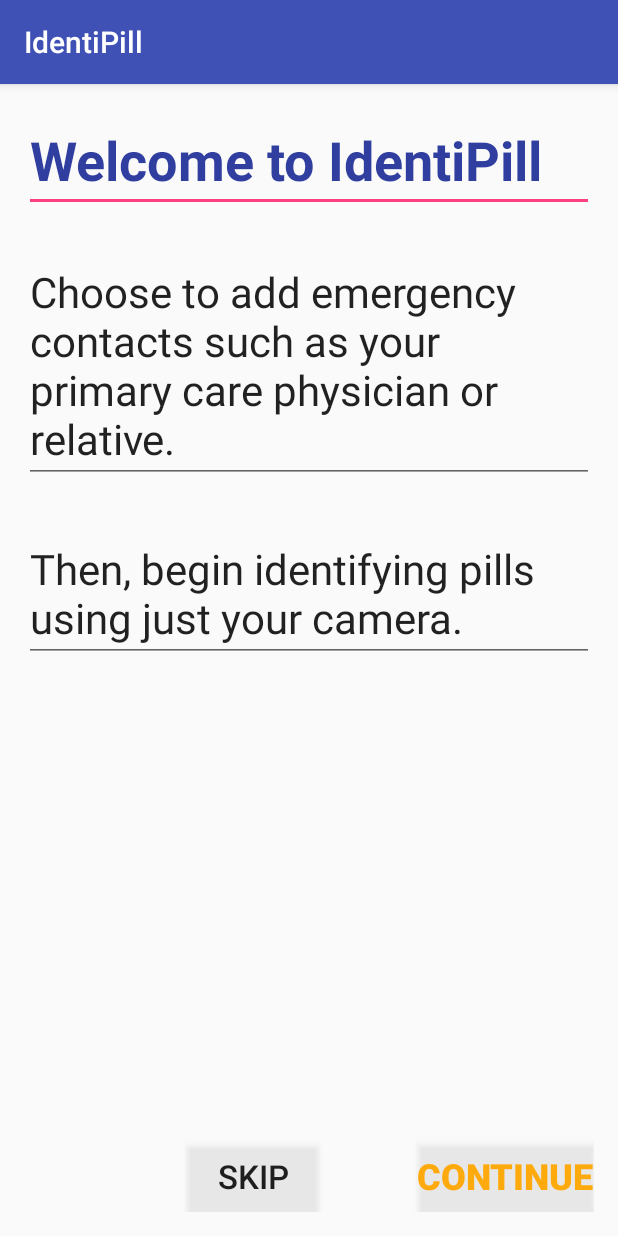
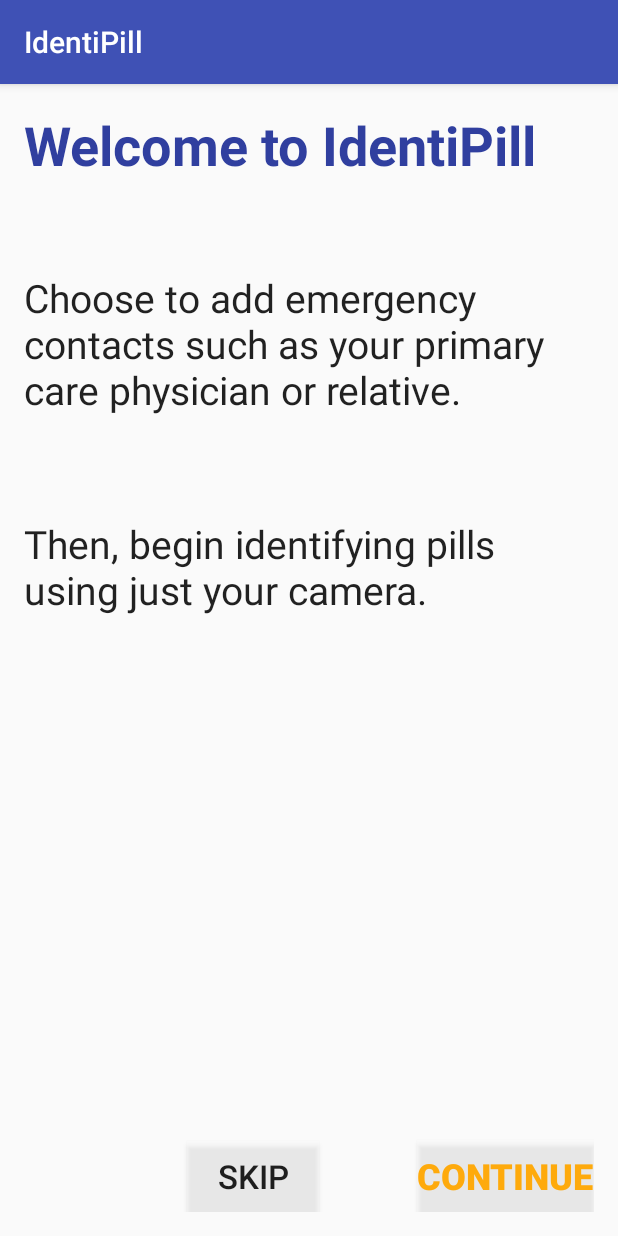
Before and after one commit to BuckeyeHackers/identipill-android, an Android app: the screen it shows after launch (IntroActivity), on a phone screen of 412 x 824 dp. Run offline under Robolectric (Android 15) with nearby library versions, the phone set to English and light mode, and no system bars.

Commit message:
Made text not editable - oops

```diff
--- a/app/src/main/res/layout/activity_intro.xml
+++ b/app/src/main/res/layout/activity_intro.xml
@@ -9,46 +9,6 @@
     android:paddingRight="@dimen/activity_horizontal_margin"
     android:paddingTop="@dimen/activity_vertical_margin"
     tools:context="org.buckhacks.identipill.IntroActivity">
-
-    <EditText
-        android:layout_width="wrap_content"
-        android:layout_height="wrap_content"
-        android:inputType="textMultiLine"
-        android:ems="10"
-        android:layout_alignParentTop="true"
-        android:layout_alignParentStart="true"
-        android:id="@+id/editText"
-        android:layout_alignParentEnd="true"
-        android:text="Welcome to IdentiPill"
-        android:textSize="36sp"
-        android:textColor="#303F9F"
-        android:textStyle="normal|bold" />
-
-    <EditText
-        android:layout_width="wrap_content"
-        android:layout_height="wrap_content"
-        android:inputType="textMultiLine"
-        android:ems="10"
-        android:layout_below="@+id/editText"
-        android:layout_alignParentStart="true"
-        android:layout_marginTop="24dp"
-        android:id="@+id/editText3"
-        android:layout_alignParentEnd="true"
-        android:text="Choose to add emergency contacts such as your primary care physician or relative."
-        android:textSize="28sp" />
-
-    <EditText
-        android:layout_width="wrap_content"
-        android:layout_height="wrap_content"
-        android:inputType="textMultiLine"
-        android:ems="10"
-        android:layout_marginTop="28dp"
-        android:id="@+id/editText2"
-        android:text="Then, begin identifying pills using just your camera."
-        android:textSize="28sp"
-        android:layout_below="@+id/editText3"
-        android:layout_alignParentStart="true"
-        android:layout_alignParentEnd="true" />
 
     <Button
         android:text="CONTINUE"
@@ -75,4 +35,39 @@
         android:layout_alignBaseline="@+id/button"
         android:layout_alignBottom="@+id/button"
         android:layout_toStartOf="@+id/button" />
+
+    <TextView
+        android:text="Welcome to IdentiPill"
+        android:layout_width="wrap_content"
+        android:layout_height="wrap_content"
+        android:id="@+id/textView2"
+        android:textColor="#303F9F"
+        android:textSize="36sp"
+        android:textStyle="normal|bold"
+        android:layout_alignParentTop="true"
+        android:layout_alignParentStart="true"
+        android:layout_alignParentEnd="true" />
+
+    <TextView
+        android:text="Choose to add emergency contacts such as your primary care physician or relative."
+        android:layout_width="wrap_content"
+        android:layout_height="wrap_content"
+        android:layout_marginTop="60dp"
+        android:id="@+id/textView4"
+        android:textSize="26sp"
+        android:textColor="?attr/editTextColor"
+        android:layout_below="@+id/textView2"
+        android:layout_alignParentStart="true" />
+
+    <TextView
+        android:text="Then, begin identifying pills using just your camera."
+        android:layout_width="wrap_content"
+        android:layout_height="wrap_content"
+        android:layout_marginTop="67dp"
+        android:id="@+id/textView3"
+        android:textSize="26sp"
+        android:textColor="?attr/editTextColor"
+        android:layout_below="@+id/textView4"
+        android:layout_alignParentStart="true" />
+
 </RelativeLayout>
```
